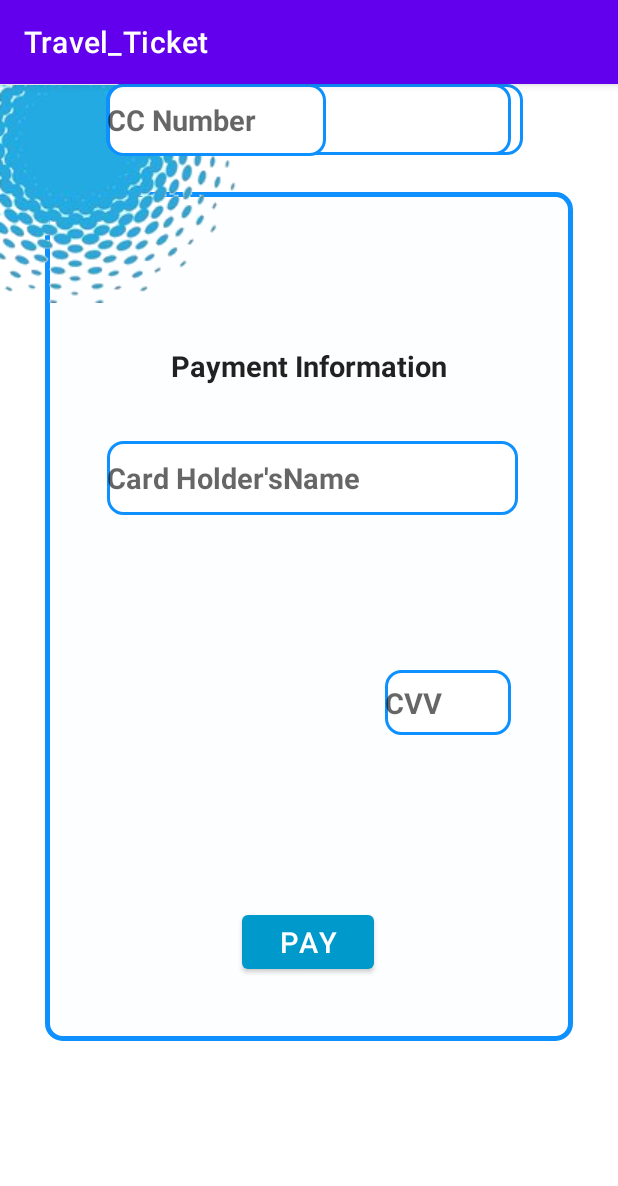
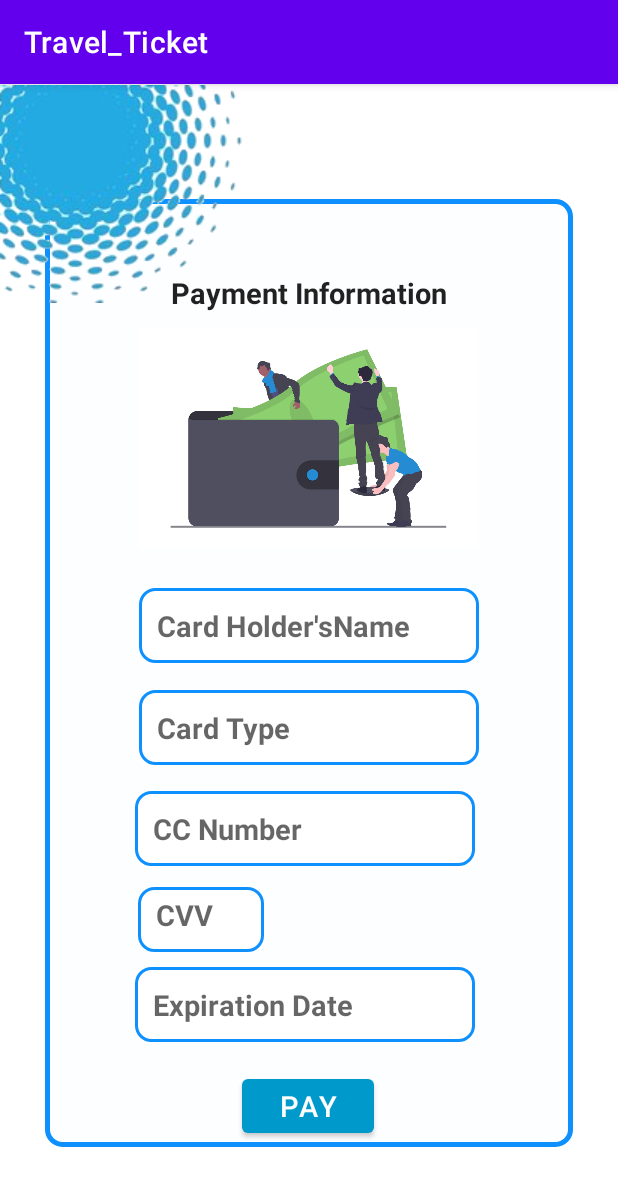
Before and after one commit to aparna-jay/Travel_Ticket, an Android app: the PaymentInformationActivity screen opened directly, with no data from a screen before it, on a phone screen of 412 x 824 dp. Shown: the top 1186 px of the screen. Run offline under Robolectric (Android 15) with nearby library versions, the phone set to English and light mode, and no system bars.

Commit message:
Modify payment UI

```diff
--- a/app/src/main/res/layout/activity_payment_information.xml
+++ b/app/src/main/res/layout/activity_payment_information.xml
@@ -9,17 +9,17 @@
     <ImageView
         android:id="@+id/imageView19"
         android:layout_width="352dp"
-        android:layout_height="566dp"
+        android:layout_height="632dp"
         android:layout_marginLeft="30dp"
         android:layout_marginTop="60dp"
         android:layout_marginRight="30dp"
         android:layout_marginBottom="30dp"
         app:layout_constraintBottom_toBottomOf="parent"
         app:layout_constraintEnd_toEndOf="parent"
-        app:layout_constraintHorizontal_bias="0.491"
+        app:layout_constraintHorizontal_bias="0.728"
         app:layout_constraintStart_toStartOf="parent"
         app:layout_constraintTop_toTopOf="parent"
-        app:layout_constraintVertical_bias="0.106"
+        app:layout_constraintVertical_bias="0.363"
         app:srcCompat="@drawable/formbackground" />
 
     <ImageView
@@ -34,6 +34,18 @@
         app:layout_constraintVertical_bias="0.001"
         app:srcCompat="@drawable/bgimg" />
 
+    <ImageView
+        android:id="@+id/imageView2"
+        android:layout_width="226dp"
+        android:layout_height="251dp"
+        app:layout_constraintBottom_toBottomOf="parent"
+        app:layout_constraintEnd_toEndOf="parent"
+        app:layout_constraintHorizontal_bias="0.497"
+        app:layout_constraintStart_toStartOf="parent"
+        app:layout_constraintTop_toTopOf="parent"
+        app:layout_constraintVertical_bias="0.214"
+        app:srcCompat="@drawable/payment" />
+
     <TextView
         android:id="@+id/textView6"
         android:layout_width="wrap_content"
@@ -46,7 +58,7 @@
         app:layout_constraintEnd_toEndOf="parent"
         app:layout_constraintStart_toStartOf="parent"
         app:layout_constraintTop_toTopOf="parent"
-        app:layout_constraintVertical_bias="0.235" />
+        app:layout_constraintVertical_bias="0.17" />
 
     <Button
         android:id="@+id/btnpay"
@@ -60,69 +72,77 @@
         app:layout_constraintHorizontal_bias="0.498"
         app:layout_constraintStart_toStartOf="parent"
         app:layout_constraintTop_toTopOf="parent"
-        app:layout_constraintVertical_bias="0.761" />
+        app:layout_constraintVertical_bias="0.913" />
 
     <EditText
         android:id="@+id/tbName"
-        android:layout_width="274dp"
-        android:layout_height="49dp"
+        android:layout_width="wrap_content"
+        android:layout_height="wrap_content"
         android:background="@drawable/rounded_corners"
         android:ems="10"
         android:hint="Card Holder'sName"
         android:inputType="textPersonName"
+        android:padding="12dp"
         android:textSize="19sp"
         android:textStyle="bold"
         app:layout_constraintBottom_toBottomOf="parent"
         app:layout_constraintEnd_toEndOf="parent"
-        app:layout_constraintHorizontal_bias="0.518"
         app:layout_constraintStart_toStartOf="parent"
         app:layout_constraintTop_toTopOf="parent"
-        app:layout_constraintVertical_bias="0.331" />
+        app:layout_constraintVertical_bias="0.468" />
 
     <EditText
         android:id="@+id/tbEXPDate"
-        android:layout_width="277dp"
-        android:layout_height="47dp"
+        android:layout_width="wrap_content"
+        android:layout_height="wrap_content"
         android:background="@drawable/rounded_corners"
         android:ems="10"
         android:hint="Expiration Date"
         android:inputType="date"
+        android:padding="12dp"
         android:textSize="19sp"
         android:textStyle="bold"
+        app:layout_constraintBottom_toBottomOf="parent"
         app:layout_constraintEnd_toEndOf="parent"
-        app:layout_constraintHorizontal_bias="0.529"
+        app:layout_constraintHorizontal_bias="0.484"
         app:layout_constraintStart_toStartOf="parent"
-        tools:layout_editor_absoluteY="441dp" />
+        app:layout_constraintTop_toTopOf="parent"
+        app:layout_constraintVertical_bias="0.82" />
 
     <EditText
         android:id="@+id/tbCardType"
-        android:layout_width="270dp"
-        android:layout_height="47dp"
+        android:layout_width="wrap_content"
+        android:layout_height="wrap_content"
         android:background="@drawable/rounded_corners"
         android:ems="10"
         android:hint="Card Type"
         android:inputType="textPersonName"
+        android:padding="12dp"
         android:textSize="19sp"
         android:textStyle="bold"
+        app:layout_constraintBottom_toBottomOf="parent"
         app:layout_constraintEnd_toEndOf="parent"
-        app:layout_constraintHorizontal_bias="0.496"
         app:layout_constraintStart_toStartOf="parent"
-        tools:layout_editor_absoluteY="298dp" />
+        app:layout_constraintTop_toTopOf="parent"
+        app:layout_constraintVertical_bias="0.563" />
 
     <EditText
         android:id="@+id/tbccNumber"
-        android:layout_width="146dp"
-        android:layout_height="48dp"
+        android:layout_width="wrap_content"
+        android:layout_height="wrap_content"
         android:background="@drawable/rounded_corners"
         android:ems="10"
         android:hint="CC Number"
         android:inputType="number"
+        android:padding="12dp"
         android:textSize="19sp"
         android:textStyle="bold"
+        app:layout_constraintBottom_toBottomOf="parent"
         app:layout_constraintEnd_toEndOf="parent"
-        app:layout_constraintHorizontal_bias="0.267"
+        app:layout_constraintHorizontal_bias="0.484"
         app:layout_constraintStart_toStartOf="parent"
-        tools:layout_editor_absoluteY="371dp" />
+        app:layout_constraintTop_toTopOf="parent"
+        app:layout_constraintVertical_bias="0.656" />
 
     <EditText
         android:id="@+id/tbCVV"
@@ -132,13 +152,14 @@
         android:ems="10"
         android:hint="CVV"
         android:inputType="number"
+        android:padding="12dp"
         android:textSize="19sp"
         android:textStyle="bold"
         app:layout_constraintBottom_toBottomOf="parent"
         app:layout_constraintEnd_toEndOf="parent"
-        app:layout_constraintHorizontal_bias="0.782"
+        app:layout_constraintHorizontal_bias="0.281"
         app:layout_constraintStart_toStartOf="parent"
         app:layout_constraintTop_toTopOf="parent"
-        app:layout_constraintVertical_bias="0.539" />
+        app:layout_constraintVertical_bias="0.739" />
 
 </androidx.constraintlayout.widget.ConstraintLayout>
```
Also changed, not shown: app/src/main/res/drawable-v24/payment.png (added).
